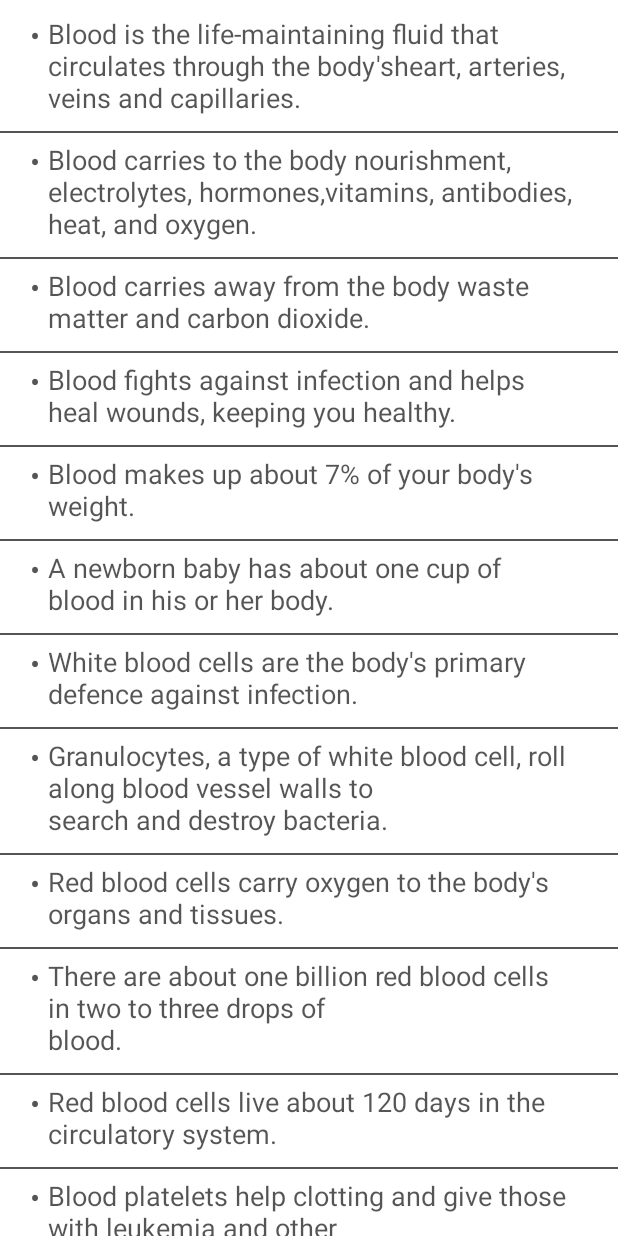
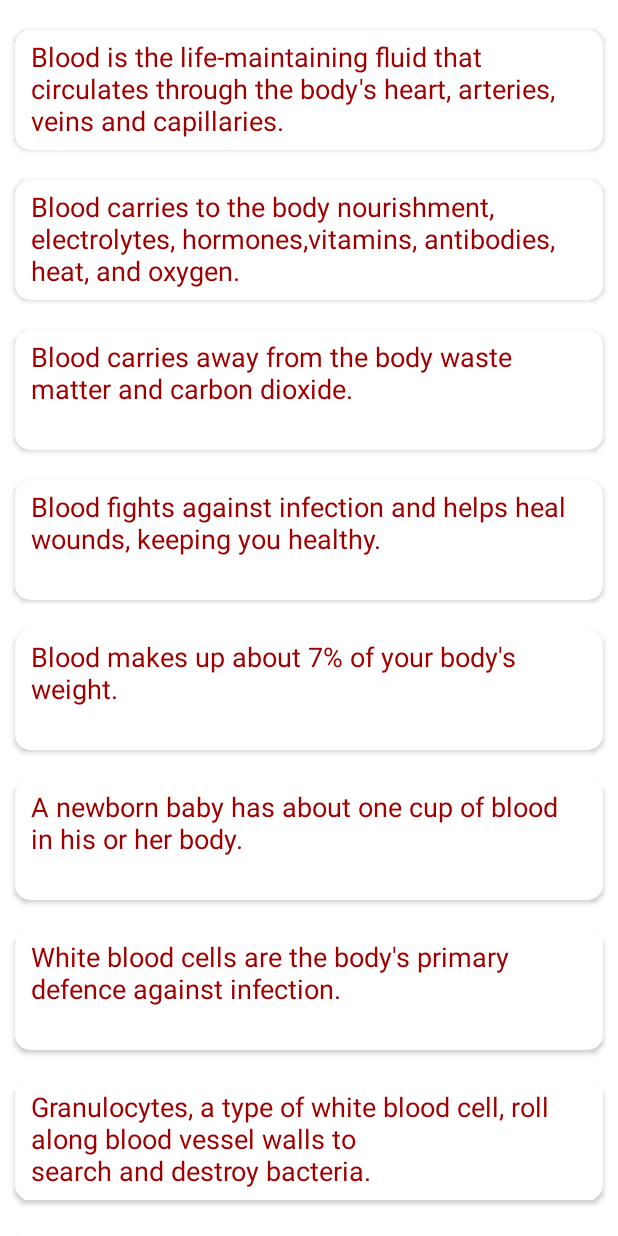
Before and after one commit to Nitijkatiyar/Lyfe, an Android app: the ActivityBloodFacts screen opened directly, with no data from a screen before it, on a phone screen of 412 x 824 dp. Run offline under Robolectric (Android 15) with nearby library versions, the phone set to English and light mode, and no system bars.

Commit message:
updated code for fact bloods

```diff
--- a/Lyfe/app/build.gradle
+++ b/Lyfe/app/build.gradle
@@ -29,4 +29,5 @@ dependencies {
     compile 'com.mikhaellopez:circularimageview:3.0.2'
     compile 'com.commit451:NativeStackBlur:1.0.2'
     compile 'com.android.support:recyclerview-v7:23.4.0'
+    compile 'com.android.support:cardview-v7:23.4.0'
 }
--- a/Lyfe/app/src/main/java/com/bst/Lyfe/activities/ActivityBloodFacts.java
+++ b/Lyfe/app/src/main/java/com/bst/Lyfe/activities/ActivityBloodFacts.java
@@ -18,7 +18,7 @@ import java.util.List;
  */
 public class ActivityBloodFacts extends AppCompatActivity {
 
-    String[] values = new String[]{"Blood is the life-maintaining fluid that circulates through the body's" +
+    String[] values = new String[]{"Blood is the life-maintaining fluid that circulates through the body's" +" "+
             "heart, arteries, veins and capillaries.", "Blood carries to the body nourishment, electrolytes, hormones," +
             "vitamins, antibodies, heat, and oxygen.", "Blood carries away from the body waste matter and carbon dioxide.",
             "Blood fights against infection and helps heal wounds, keeping you healthy.",
--- a/Lyfe/app/src/main/java/com/bst/Lyfe/adapter/BloodFactsAdapter.java
+++ b/Lyfe/app/src/main/java/com/bst/Lyfe/adapter/BloodFactsAdapter.java
@@ -41,7 +41,7 @@ public class BloodFactsAdapter extends RecyclerView.Adapter<BloodFactsAdapter.Bl
     public void onBindViewHolder(BloodFactsAdapter.BloodFactViewHolder holder, int position) {
 
 
-            holder._blooddot.setText("•");
+           // holder._blooddot.setText("•");
             holder._bloodText.setText(""+data.get(position));
 
     }
@@ -59,7 +59,7 @@ public class BloodFactsAdapter extends RecyclerView.Adapter<BloodFactsAdapter.Bl
         public BloodFactViewHolder(View views) {
             super(views);
             view = views;
-             _blooddot = (TextView) view.findViewById(R.id.bloodDots);
+            // _blooddot = (TextView) view.findViewById(R.id.bloodDots);
             _bloodText = (TextView) view.findViewById(R.id.bloodText);
 
 
--- a/Lyfe/app/src/main/java/com/bst/Lyfe/fragments/ProfileFragment.java
+++ b/Lyfe/app/src/main/java/com/bst/Lyfe/fragments/ProfileFragment.java
@@ -1,7 +1,9 @@
 package com.bst.Lyfe.fragments;
 
+import android.Manifest;
 import android.content.DialogInterface;
 import android.content.Intent;
+import android.content.pm.PackageManager;
 import android.database.Cursor;
 import android.graphics.Bitmap;
 import android.graphics.BitmapFactory;
@@ -9,7 +11,9 @@ import android.net.Uri;
 import android.os.Bundle;
 import android.os.Environment;
 import android.provider.MediaStore;
+import android.support.v4.app.ActivityCompat;
 import android.support.v4.app.Fragment;
+import android.support.v4.content.ContextCompat;
 import android.support.v7.app.AlertDialog;
 import android.util.Log;
 import android.view.LayoutInflater;
@@ -18,6 +22,7 @@ import android.view.ViewGroup;
 import android.widget.ImageView;
 
 import com.bst.Lyfe.R;
+import com.bst.Lyfe.activities.MainActivity;
 import com.commit451.nativestackblur.NativeStackBlur;
 import com.mikhaellopez.circularimageview.CircularImageView;
 
@@ -32,6 +37,8 @@ import static android.app.Activity.RESULT_OK;
 
 public class ProfileFragment extends Fragment {
 
+    private static final int MY_REQUEST_CODE =1 ;
+    MainActivity mainActivity;
     public ProfileFragment() {
     }
 
@@ -49,7 +56,7 @@ public class ProfileFragment extends Fragment {
     public View onCreateView(LayoutInflater inflater, ViewGroup container,
                              Bundle savedInstanceState) {
         // Inflate the layout for this fragment
-
+        mainActivity= (MainActivity) getActivity();
         view = inflater.inflate(R.layout.fragment_profile, container, false);
 
         _profileImage = (CircularImageView) view.findViewById(R.id.profile_image);
@@ -74,13 +81,21 @@ public class ProfileFragment extends Fragment {
     private void selectImage() {
 
         final CharSequence[] options = {"Take Photo", "Choose from Gallery", "Cancel"};
-
+        int permissionCheck = ContextCompat.checkSelfPermission(mainActivity,
+                Manifest.permission.CAMERA);
+        if (permissionCheck != PackageManager.PERMISSION_GRANTED) {
+            ActivityCompat.requestPermissions(mainActivity,
+                    new String[]{Manifest.permission.CAMERA},
+                    MY_REQUEST_CODE);
+        }
         AlertDialog.Builder builder = new AlertDialog.Builder(getActivity());
         builder.setTitle("Add Photo!");
         builder.setItems(options, new DialogInterface.OnClickListener() {
             @Override
             public void onClick(DialogInterface dialog, int item) {
                 if (options[item].equals("Take Photo")) {
+
+
                     Intent intent = new Intent(MediaStore.ACTION_IMAGE_CAPTURE);
                     File f = new File(android.os.Environment.getExternalStorageDirectory(), "temp.jpg");
                     intent.putExtra(MediaStore.EXTRA_OUTPUT, Uri.fromFile(f));
--- a/Lyfe/app/src/main/res/layout/activity_bloodfacts.xml
+++ b/Lyfe/app/src/main/res/layout/activity_bloodfacts.xml
@@ -2,7 +2,7 @@
 <LinearLayout xmlns:android="http://schemas.android.com/apk/res/android"
     android:layout_width="match_parent"
     android:layout_height="match_parent"
-    android:background="@color/white"
+    android:background="@color/colorWhite"
     android:orientation="vertical">
 
     <android.support.v7.widget.RecyclerView
--- a/Lyfe/app/src/main/res/layout/blood_fact_listitems.xml
+++ b/Lyfe/app/src/main/res/layout/blood_fact_listitems.xml
@@ -1,16 +1,30 @@
 <?xml version="1.0" encoding="utf-8"?>
 <LinearLayout xmlns:android="http://schemas.android.com/apk/res/android"
-    android:orientation="vertical" android:layout_width="match_parent"
+    xmlns:card_view="http://schemas.android.com/apk/res-auto"
+    android:layout_width="match_parent"
     android:layout_height="match_parent"
-    android:background="@color/white">
+    android:background="@color/colorWhite"
+    android:orientation="vertical">
 
 
+    <android.support.v7.widget.CardView
+        android:id="@+id/card_view"
+        android:layout_width="match_parent"
+        android:layout_height="80dp"
+        android:layout_gravity="center"
+        android:layout_margin="10dp"
+        card_view:cardBackgroundColor="@color/colorWhite"
+        android:elevation="3dp"
+        android:paddingTop="5dp"
+        card_view:cardCornerRadius="10dp">
 
         <RelativeLayout
             android:layout_width="wrap_content"
             android:layout_height="wrap_content"
-            android:layout_marginLeft="20dp"
-            android:layout_marginRight="20dp"
+            android:layout_marginLeft="5dp"
+            android:layout_marginRight="5dp"
+            android:layout_marginTop="5dp"
+
 
             >
 
@@ -19,9 +33,10 @@
                 android:layout_width="wrap_content"
                 android:layout_height="wrap_content"
                 android:singleLine="false"
-                android:textSize="20sp"
                 android:text="•"
-                android:textColor="@color/colorTextBlack" />
+                android:textColor="@color/colorWhite"
+                android:textSize="18sp"
+                android:visibility="gone" />
 
             <TextView
                 android:id="@+id/bloodText"
@@ -29,21 +44,22 @@
                 android:layout_height="wrap_content"
                 android:layout_marginLeft="5dp"
                 android:layout_marginRight="10dp"
-                android:layout_toRightOf="@+id/bloodDots"
                 android:singleLine="false"
                 android:text="ACGDGDGDGDGDGDGDGDG"
-                android:textColor="@color/colorTextBlack"
+                android:textColor="@color/textColor"
                 android:textSize="18dp" />
 
 
         </RelativeLayout>
+    </android.support.v7.widget.CardView>
+
     <View
         android:layout_width="wrap_content"
         android:layout_height="1dp"
+        android:layout_alignBottom="@+id/bloodText"
+        android:layout_marginBottom="5dp"
+        android:layout_marginTop="10dp"
         android:background="@color/colorTextBlack"
-        android:layout_marginTop="10dp"
-        android:layout_marginBottom="5dp"
-        android:layout_alignBottom="@+id/bloodText"
-        android:visibility="visible"></View>
+        android:visibility="gone"></View>
 
 </LinearLayout>
--- a/Lyfe/app/src/main/res/layout/fragment_requestblood.xml
+++ b/Lyfe/app/src/main/res/layout/fragment_requestblood.xml
@@ -130,7 +130,9 @@
             android:layout_width="340dp"
             android:layout_height="50dp"
             android:layout_gravity="center"
+            android:gravity="center"
             android:layout_marginTop="20dp"
+            android:textAlignment="center"
             android:layout_marginLeft="20dp"
             android:background="@color/progresslightcolor"
             android:text="@string/action_submit"
--- a/Lyfe/app/src/main/res/values/colors.xml
+++ b/Lyfe/app/src/main/res/values/colors.xml
@@ -20,7 +20,7 @@
     <color name="light_grey">#D3D3D3</color>
     <color name="textColor">#a10000</color>
     <color name="iconColor">#a10000</color>
-
+    <color name="textColor_redtransperent">#79a10000</color>
     <color name="selectedTabColor">#ff3938</color>
 
 </resources>
```
